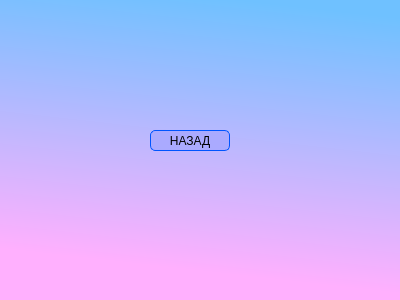
First picture: the form in glavnaya.ui, repository xterlo/msg, before the edit.
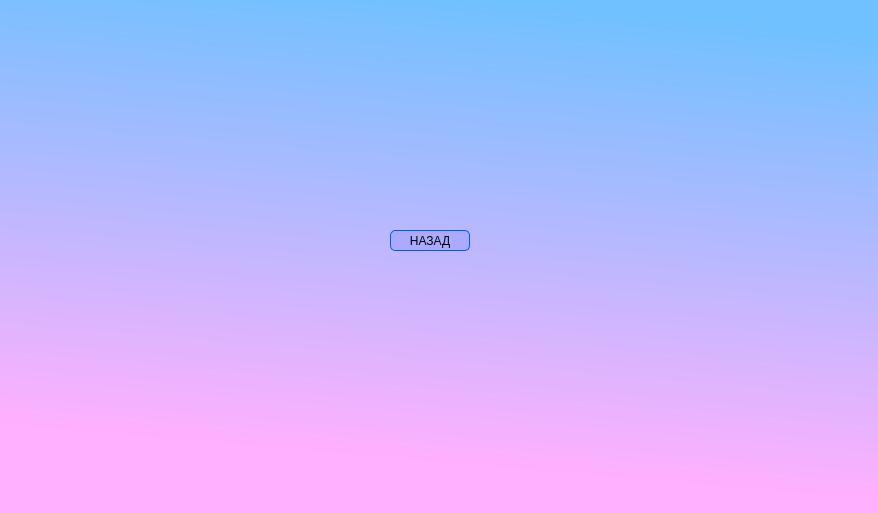
Second picture: the form after the edit.

Patch:
```diff
--- a/glavnaya.ui
+++ b/glavnaya.ui
@@ -6,8 +6,8 @@
    <rect>
     <x>0</x>
     <y>0</y>
-    <width>400</width>
-    <height>300</height>
+    <width>878</width>
+    <height>513</height>
    </rect>
   </property>
   <property name="sizePolicy">
@@ -16,18 +16,6 @@
     <verstretch>0</verstretch>
    </sizepolicy>
   </property>
-  <property name="minimumSize">
-   <size>
-    <width>400</width>
-    <height>300</height>
-   </size>
-  </property>
-  <property name="maximumSize">
-   <size>
-    <width>400</width>
-    <height>300</height>
-   </size>
-  </property>
   <property name="windowTitle">
    <string>Form</string>
   </property>
@@ -39,8 +27,8 @@
   <widget class="QPushButton" name="pushButton">
    <property name="geometry">
     <rect>
-     <x>150</x>
-     <y>130</y>
+     <x>390</x>
+     <y>230</y>
      <width>80</width>
      <height>21</height>
     </rect>
```
